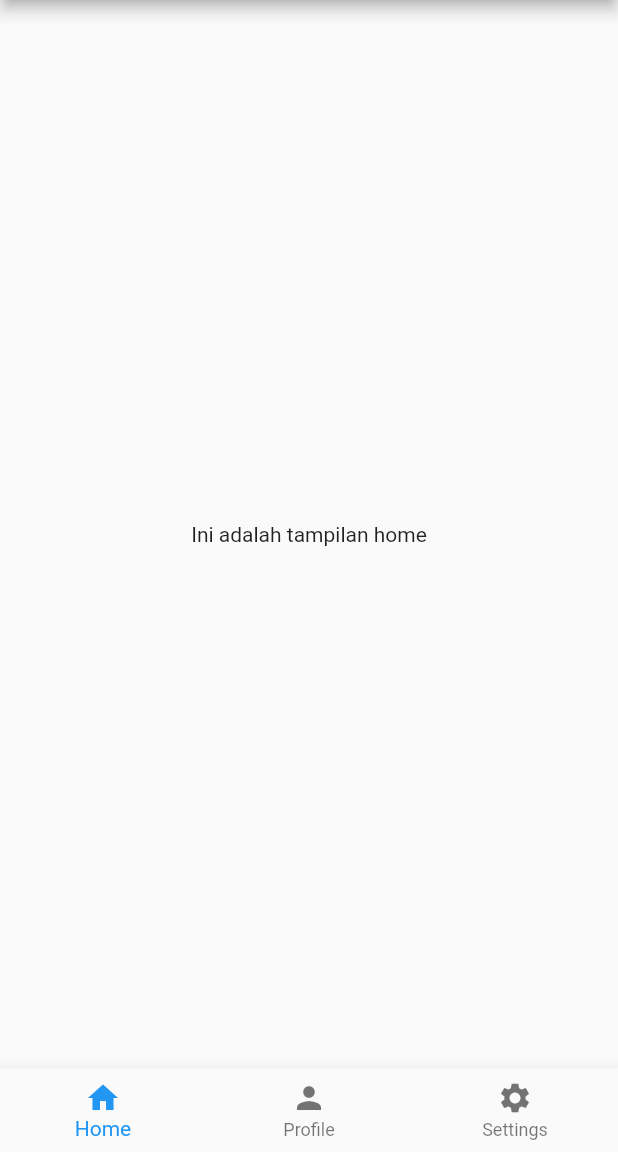
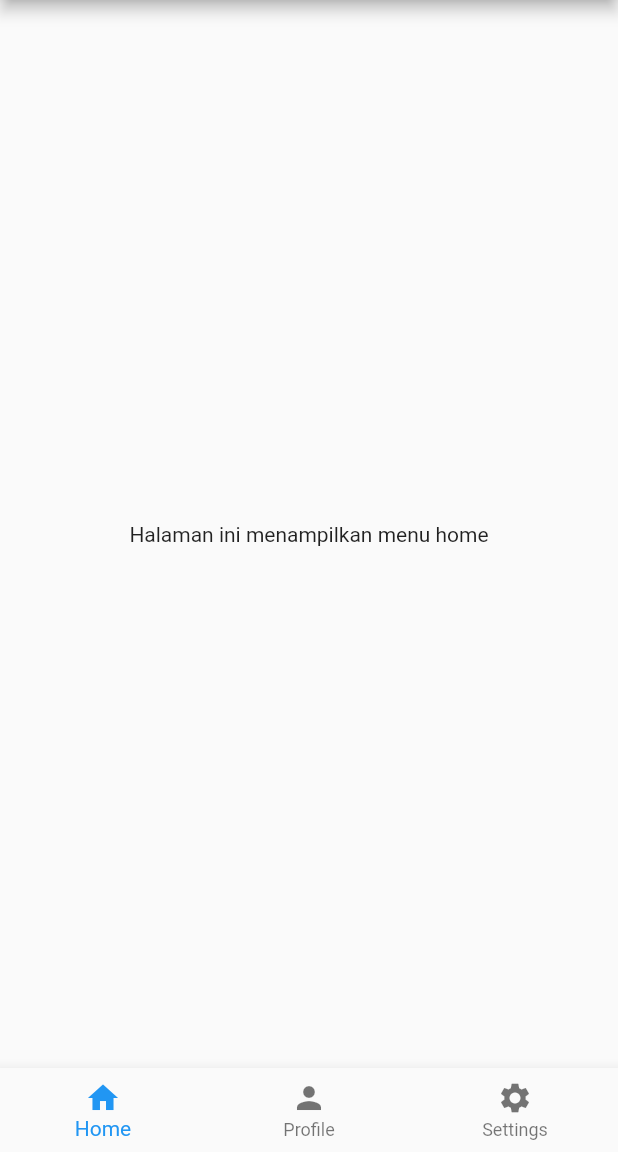
Before and after one commit to azizatulmashwafah2601/E41201583_AZIZATULMASHWAFAH_GITHUBWORKFLOW, a Flutter app: the screen it shows after launch, on a phone screen of 412 x 824 dp, the part 84-1236 px from its top. Run offline on Flutter 3.47's test engine with Material 2 defaults, Android fonts, the phone set to English and light mode, and no system bars.

Commit message:
Update file home

```diff
--- a/drawer_widget/lib/home.dart
+++ b/drawer_widget/lib/home.dart
@@ -12,7 +12,7 @@ class _HomeState extends State<Home> {
   Widget build(BuildContext context) {
     return Scaffold(
       body: Center(
-        child: Text('Ini adalah tampilan home'),
+        child: Text('Halaman ini menampilkan menu home'),
       ),
     );
   }
```
